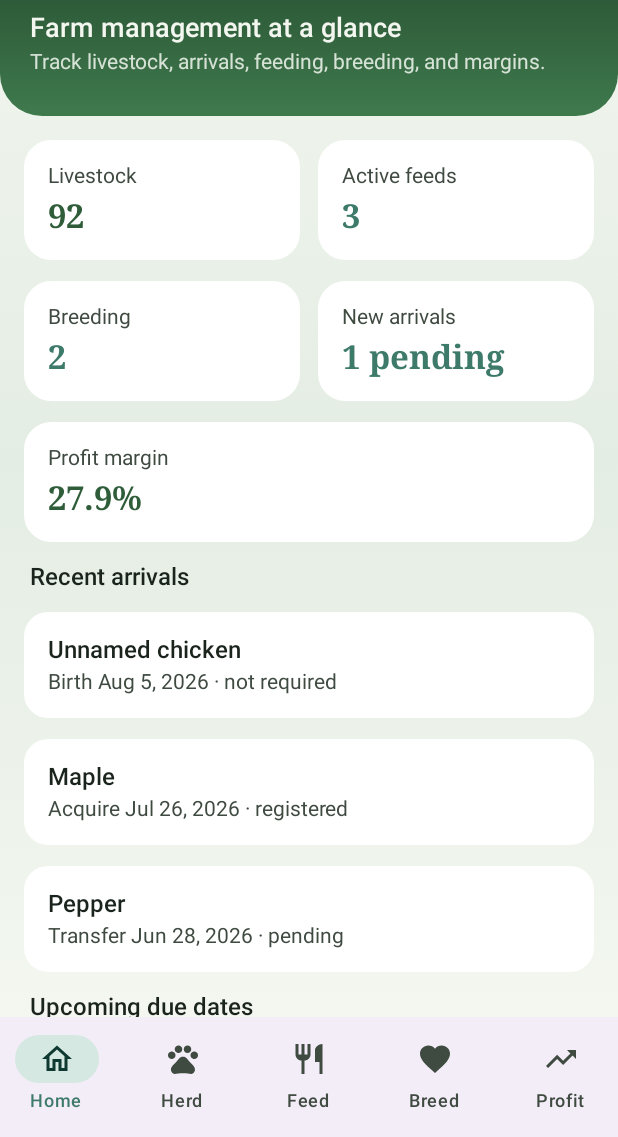
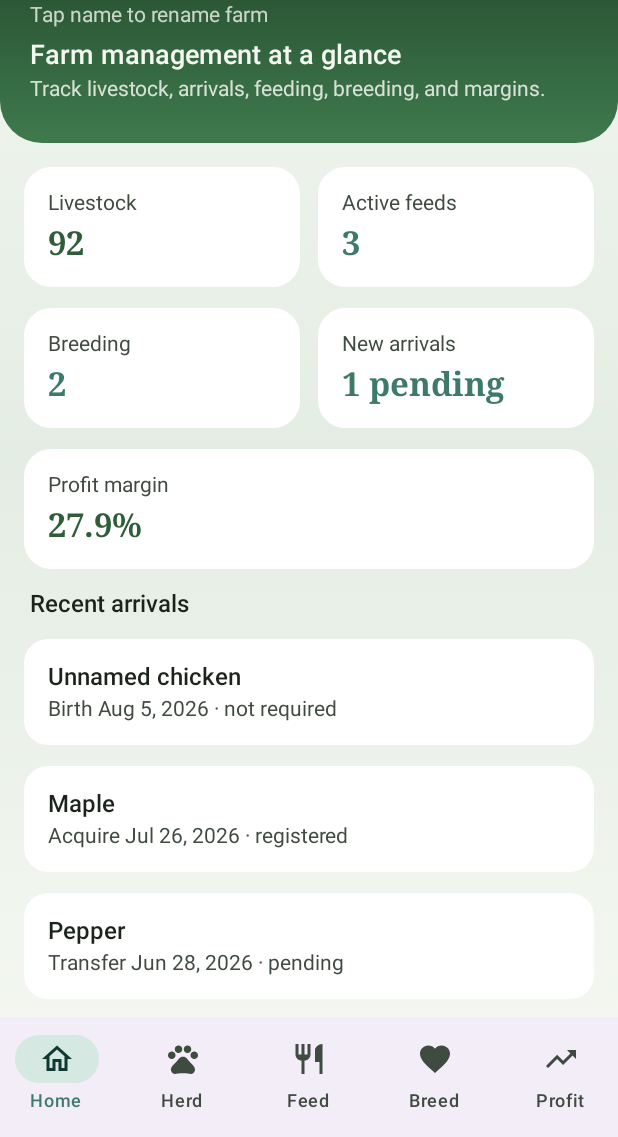
Before and after one commit to GutFarms/Japan-central, an Android app built with Jetpack Compose: the screen it shows after launch (MainActivity), on a phone screen of 412 x 824 dp, the part 99-1236 px from its top. Run offline under Robolectric (Android 15) with nearby library versions, the phone set to English and light mode, and no system bars; our stand-ins replace Room's generated code.

Commit message:
Make farm name editable and persist it across screens
Store the farm name in a Room profile, show it on every screen header,
and allow renaming from Home by tapping the brand name.

Co-authored-by: GutFarms <GutFarms@users.noreply.github.com>

```diff
--- a/FarmManager/app/src/main/java/com/gutfarms/manager/FarmManagerApplication.kt
+++ b/FarmManager/app/src/main/java/com/gutfarms/manager/FarmManagerApplication.kt
@@ -23,7 +23,8 @@ class FarmManagerApplication : Application() {
             feedingScheduleDao = database.feedingScheduleDao(),
             breedingScheduleDao = database.breedingScheduleDao(),
             animalArrivalDao = database.animalArrivalDao(),
-            transactionDao = database.transactionDao()
+            transactionDao = database.transactionDao(),
+            farmProfileDao = database.farmProfileDao()
         )
         appScope.launch {
             seedSampleDataIfEmpty(database)
--- a/FarmManager/app/src/main/java/com/gutfarms/manager/data/dao/Daos.kt
+++ b/FarmManager/app/src/main/java/com/gutfarms/manager/data/dao/Daos.kt
@@ -9,11 +9,24 @@ import androidx.room.Update
 import com.gutfarms.manager.data.model.Animal
 import com.gutfarms.manager.data.model.AnimalArrival
 import com.gutfarms.manager.data.model.BreedingSchedule
+import com.gutfarms.manager.data.model.FarmProfile
 import com.gutfarms.manager.data.model.FarmTransaction
 import com.gutfarms.manager.data.model.FeedingSchedule
 import com.gutfarms.manager.data.model.RegistrationStatus
 import com.gutfarms.manager.data.model.TransactionType
 import kotlinx.coroutines.flow.Flow
+
+@Dao
+interface FarmProfileDao {
+    @Query("SELECT * FROM farm_profile WHERE id = 1")
+    fun observe(): Flow<FarmProfile?>
+
+    @Query("SELECT * FROM farm_profile WHERE id = 1")
+    suspend fun get(): FarmProfile?
+
+    @Insert(onConflict = OnConflictStrategy.REPLACE)
+    suspend fun upsert(profile: FarmProfile)
+}
 
 @Dao
 interface AnimalDao {
--- a/FarmManager/app/src/main/java/com/gutfarms/manager/data/db/FarmDatabase.kt
+++ b/FarmManager/app/src/main/java/com/gutfarms/manager/data/db/FarmDatabase.kt
@@ -9,6 +9,7 @@ import androidx.room.TypeConverters
 import com.gutfarms.manager.data.dao.AnimalArrivalDao
 import com.gutfarms.manager.data.dao.AnimalDao
 import com.gutfarms.manager.data.dao.BreedingScheduleDao
+import com.gutfarms.manager.data.dao.FarmProfileDao
 import com.gutfarms.manager.data.dao.FeedingScheduleDao
 import com.gutfarms.manager.data.dao.TransactionDao
 import com.gutfarms.manager.data.model.Animal
@@ -19,6 +20,7 @@ import com.gutfarms.manager.data.model.BreedingMethod
 import com.gutfarms.manager.data.model.BreedingSchedule
 import com.gutfarms.manager.data.model.BreedingStatus
 import com.gutfarms.manager.data.model.ExpenseCategory
+import com.gutfarms.manager.data.model.FarmProfile
 import com.gutfarms.manager.data.model.FarmTransaction
 import com.gutfarms.manager.data.model.FeedFrequency
 import com.gutfarms.manager.data.model.FeedingSchedule
@@ -64,9 +66,10 @@ class Converters {
         FeedingSchedule::class,
         BreedingSchedule::class,
         AnimalArrival::class,
-        FarmTransaction::class
+        FarmTransaction::class,
+        FarmProfile::class
     ],
-    version = 3,
+    version = 4,
     exportSchema = false
 )
 @TypeConverters(Converters::class)
@@ -76,6 +79,7 @@ abstract class FarmDatabase : RoomDatabase() {
     abstract fun breedingScheduleDao(): BreedingScheduleDao
     abstract fun animalArrivalDao(): AnimalArrivalDao
     abstract fun transactionDao(): TransactionDao
+    abstract fun farmProfileDao(): FarmProfileDao
 
     companion object {
         @Volatile private var INSTANCE: FarmDatabase? = null
@@ -95,7 +99,14 @@ abstract class FarmDatabase : RoomDatabase() {
     }
 }
 
+suspend fun ensureFarmProfile(database: FarmDatabase) {
+    if (database.farmProfileDao().get() == null) {
+        database.farmProfileDao().upsert(FarmProfile(farmName = "Gut Farms"))
+    }
+}
+
 suspend fun seedSampleDataIfEmpty(database: FarmDatabase) {
+    ensureFarmProfile(database)
     val animals = database.openHelper.readableDatabase.query("SELECT COUNT(*) FROM animals").use { cursor ->
         cursor.moveToFirst()
         cursor.getInt(0)
--- a/FarmManager/app/src/main/java/com/gutfarms/manager/data/model/Models.kt
+++ b/FarmManager/app/src/main/java/com/gutfarms/manager/data/model/Models.kt
@@ -255,3 +255,9 @@ data class AnimalArrivalWithGroup(
     val arrival: AnimalArrival,
     val groupName: String?
 )
+
+@Entity(tableName = "farm_profile")
+data class FarmProfile(
+    @PrimaryKey val id: Int = 1,
+    val farmName: String = "Gut Farms"
+)
--- a/FarmManager/app/src/main/java/com/gutfarms/manager/data/repository/FarmRepository.kt
+++ b/FarmManager/app/src/main/java/com/gutfarms/manager/data/repository/FarmRepository.kt
@@ -3,6 +3,7 @@ package com.gutfarms.manager.data.repository
 import com.gutfarms.manager.data.dao.AnimalArrivalDao
 import com.gutfarms.manager.data.dao.AnimalDao
 import com.gutfarms.manager.data.dao.BreedingScheduleDao
+import com.gutfarms.manager.data.dao.FarmProfileDao
 import com.gutfarms.manager.data.dao.FeedingScheduleDao
 import com.gutfarms.manager.data.dao.TransactionDao
 import com.gutfarms.manager.data.model.Animal
@@ -10,6 +11,7 @@ import com.gutfarms.manager.data.model.AnimalArrival
 import com.gutfarms.manager.data.model.AnimalArrivalWithGroup
 import com.gutfarms.manager.data.model.BreedingSchedule
 import com.gutfarms.manager.data.model.BreedingScheduleWithAnimal
+import com.gutfarms.manager.data.model.FarmProfile
 import com.gutfarms.manager.data.model.FarmTransaction
 import com.gutfarms.manager.data.model.FeedingSchedule
 import com.gutfarms.manager.data.model.FeedingScheduleWithAnimal
@@ -17,14 +19,20 @@ import com.gutfarms.manager.data.model.ProfitSummary
 import com.gutfarms.manager.data.model.TransactionType
 import kotlinx.coroutines.flow.Flow
 import kotlinx.coroutines.flow.combine
+import kotlinx.coroutines.flow.map
 
 class FarmRepository(
     private val animalDao: AnimalDao,
     private val feedingScheduleDao: FeedingScheduleDao,
     private val breedingScheduleDao: BreedingScheduleDao,
     private val animalArrivalDao: AnimalArrivalDao,
-    private val transactionDao: TransactionDao
+    private val transactionDao: TransactionDao,
+    private val farmProfileDao: FarmProfileDao
 ) {
+    val farmName: Flow<String> = farmProfileDao.observe().map { profile ->
+        profile?.farmName?.takeIf { it.isNotBlank() } ?: "Gut Farms"
+    }
+
     val animals: Flow<List<Animal>> = animalDao.observeAll()
     val schedules: Flow<List<FeedingSchedule>> = feedingScheduleDao.observeAll()
     val breedingSchedules: Flow<List<BreedingSchedule>> = breedingScheduleDao.observeAll()
@@ -87,6 +95,11 @@ class FarmRepository(
             )
         }
 
+    suspend fun updateFarmName(name: String) {
+        val trimmed = name.trim().ifBlank { "Gut Farms" }
+        farmProfileDao.upsert(FarmProfile(id = 1, farmName = trimmed))
+    }
+
     suspend fun saveAnimal(animal: Animal) = animalDao.upsert(animal)
     suspend fun deleteAnimal(animal: Animal) = animalDao.delete(animal)
 
--- a/FarmManager/app/src/main/java/com/gutfarms/manager/ui/components/Components.kt
+++ b/FarmManager/app/src/main/java/com/gutfarms/manager/ui/components/Components.kt
@@ -1,6 +1,7 @@
 package com.gutfarms.manager.ui.components
 
 import androidx.compose.foundation.background
+import androidx.compose.foundation.clickable
 import androidx.compose.foundation.layout.Arrangement
 import androidx.compose.foundation.layout.Box
 import androidx.compose.foundation.layout.Column
@@ -72,7 +73,8 @@ fun ScreenHeader(
     brand: String,
     title: String,
     subtitle: String,
-    modifier: Modifier = Modifier
+    modifier: Modifier = Modifier,
+    onBrandClick: (() -> Unit)? = null
 ) {
     Box(
         modifier = modifier
@@ -89,8 +91,23 @@ fun ScreenHeader(
             Text(
                 text = brand,
                 style = MaterialTheme.typography.displayMedium,
-                color = Wheat
+                color = Wheat,
+                modifier = if (onBrandClick != null) {
+                    Modifier.clickable(onClick = onBrandClick)
+                } else {
+                    Modifier
+                }
             )
+            if (onBrandClick != null) {
+                Text(
+                    text = "Tap name to rename farm",
+                    style = MaterialTheme.typography.bodyMedium,
+                    color = Mist.copy(alpha = 0.85f),
+                    modifier = Modifier
+                        .padding(top = 2.dp)
+                        .clickable(onClick = onBrandClick)
+                )
+            }
             Spacer(Modifier.height(8.dp))
             Text(
                 text = title,
--- a/FarmManager/app/src/main/java/com/gutfarms/manager/ui/navigation/NavGraph.kt
+++ b/FarmManager/app/src/main/java/com/gutfarms/manager/ui/navigation/NavGraph.kt
@@ -35,11 +35,13 @@ fun FarmNavHost(
     ) {
         composable(Routes.HOME) {
             HomeScreen(
+                farmName = viewModel.farmName,
                 animals = viewModel.animals,
                 schedules = viewModel.schedules,
                 breedingSchedules = viewModel.breedingSchedules,
                 arrivals = viewModel.arrivals,
                 profitSummary = viewModel.profitSummary,
+                onUpdateFarmName = viewModel::updateFarmName,
                 onOpenAnimals = { navController.navigate(Routes.ANIMALS) },
                 onOpenArrivals = { navController.navigate(Routes.ARRIVALS) },
                 onOpenFeeding = { navController.navigate(Routes.FEEDING) },
@@ -49,6 +51,7 @@ fun FarmNavHost(
         }
         composable(Routes.ANIMALS) {
             AnimalsScreen(
+                farmName = viewModel.farmName,
                 animals = viewModel.animals,
                 onSave = viewModel::saveAnimal,
                 onDelete = viewModel::deleteAnimal,
@@ -57,6 +60,7 @@ fun FarmNavHost(
         }
         composable(Routes.ARRIVALS) {
             ArrivalsScreen(
+                farmName = viewModel.farmName,
                 animals = viewModel.animals,
                 arrivals = viewModel.arrivals,
                 onSave = viewModel::saveArrival,
@@ -66,6 +70,7 @@ fun FarmNavHost(
         }
         composable(Routes.FEEDING) {
             FeedingScreen(
+                farmName = viewModel.farmName,
                 animals = viewModel.animals,
                 schedules = viewModel.schedules,
                 onSave = viewModel::saveSchedule,
@@ -75,6 +80,7 @@ fun FarmNavHost(
         }
         composable(Routes.BREEDING) {
             BreedingScreen(
+                farmName = viewModel.farmName,
                 animals = viewModel.animals,
                 breedingSchedules = viewModel.breedingSchedules,
                 onSave = viewModel::saveBreeding,
@@ -84,6 +90,7 @@ fun FarmNavHost(
         }
         composable(Routes.PROFITS) {
             ProfitsScreen(
+                farmName = viewModel.farmName,
                 profitSummary = viewModel.profitSummary,
                 transactions = viewModel.transactions,
                 onSave = viewModel::saveTransaction,
--- a/FarmManager/app/src/main/java/com/gutfarms/manager/ui/screens/AnimalsScreen.kt
+++ b/FarmManager/app/src/main/java/com/gutfarms/manager/ui/screens/AnimalsScreen.kt
@@ -56,11 +56,13 @@ import kotlinx.coroutines.flow.StateFlow
 @OptIn(ExperimentalMaterial3Api::class)
 @Composable
 fun AnimalsScreen(
+    farmName: StateFlow<String>,
     animals: StateFlow<List<Animal>>,
     onSave: (Animal) -> Unit,
     onDelete: (Animal) -> Unit,
     onOpenArrivals: () -> Unit = {}
 ) {
+    val brand by farmName.collectAsState()
     val list by animals.collectAsState()
     var showSheet by remember { mutableStateOf(false) }
     var editing by remember { mutableStateOf<Animal?>(null) }
@@ -85,7 +87,7 @@ fun AnimalsScreen(
                 .background(Brush.verticalGradient(listOf(CreamLeaf, Mist)))
         ) {
             ScreenHeader(
-                brand = "Gut Farms",
+                brand = brand,
                 title = "Livestock",
                 subtitle = "Groups and herds across the farm."
             )
--- a/FarmManager/app/src/main/java/com/gutfarms/manager/ui/screens/ArrivalsScreen.kt
+++ b/FarmManager/app/src/main/java/com/gutfarms/manager/ui/screens/ArrivalsScreen.kt
@@ -63,12 +63,14 @@ import kotlinx.coroutines.flow.StateFlow
 @OptIn(ExperimentalMaterial3Api::class)
 @Composable
 fun ArrivalsScreen(
+    farmName: StateFlow<String>,
     animals: StateFlow<List<Animal>>,
     arrivals: StateFlow<List<AnimalArrivalWithGroup>>,
     onSave: (AnimalArrival) -> Unit,
     onDelete: (AnimalArrival) -> Unit,
     onBack: (() -> Unit)? = null
 ) {
+    val brand by farmName.collectAsState()
     val animalList by animals.collectAsState()
     val arrivalList by arrivals.collectAsState()
     var showSheet by remember { mutableStateOf(false) }
@@ -117,7 +119,7 @@ fun ArrivalsScreen(
                 }
             }
             ScreenHeader(
-                brand = "Gut Farms",
+                brand = brand,
                 title = "New animal arrivals",
                 subtitle = "Record acquire or birth date, registration, and name."
             )
--- a/FarmManager/app/src/main/java/com/gutfarms/manager/ui/screens/BreedingScreen.kt
+++ b/FarmManager/app/src/main/java/com/gutfarms/manager/ui/screens/BreedingScreen.kt
@@ -64,12 +64,14 @@ import kotlinx.coroutines.flow.StateFlow
 @OptIn(ExperimentalMaterial3Api::class)
 @Composable
 fun BreedingScreen(
+    farmName: StateFlow<String>,
     animals: StateFlow<List<Animal>>,
     breedingSchedules: StateFlow<List<BreedingScheduleWithAnimal>>,
     onSave: (BreedingSchedule) -> Unit,
     onDelete: (BreedingSchedule) -> Unit,
     onToggle: (BreedingSchedule) -> Unit
 ) {
+    val brand by farmName.collectAsState()
     val animalList by animals.collectAsState()
     val scheduleList by breedingSchedules.collectAsState()
     var showSheet by remember { mutableStateOf(false) }
@@ -102,7 +104,7 @@ fun BreedingScreen(
                 .background(Brush.verticalGradient(listOf(CreamLeaf, Mist)))
         ) {
             ScreenHeader(
-                brand = "Gut Farms",
+                brand = brand,
                 title = "Breeding schedules",
                 subtitle = "Plan matings and track expected due dates."
             )
--- a/FarmManager/app/src/main/java/com/gutfarms/manager/ui/screens/FeedingScreen.kt
+++ b/FarmManager/app/src/main/java/com/gutfarms/manager/ui/screens/FeedingScreen.kt
@@ -59,12 +59,14 @@ import kotlinx.coroutines.flow.StateFlow
 @OptIn(ExperimentalMaterial3Api::class)
 @Composable
 fun FeedingScreen(
+    farmName: StateFlow<String>,
     animals: StateFlow<List<Animal>>,
     schedules: StateFlow<List<FeedingScheduleWithAnimal>>,
     onSave: (FeedingSchedule) -> Unit,
     onDelete: (FeedingSchedule) -> Unit,
     onToggle: (FeedingSchedule) -> Unit
 ) {
+    val brand by farmName.collectAsState()
     val animalList by animals.collectAsState()
     val scheduleList by schedules.collectAsState()
     var showSheet by remember { mutableStateOf(false) }
@@ -95,7 +97,7 @@ fun FeedingScreen(
                 .background(Brush.verticalGradient(listOf(CreamLeaf, Mist)))
         ) {
             ScreenHeader(
-                brand = "Gut Farms",
+                brand = brand,
                 title = "Feeding schedules",
                 subtitle = "Plan rations and see projected feed cost."
             )
--- a/FarmManager/app/src/main/java/com/gutfarms/manager/ui/screens/HomeScreen.kt
+++ b/FarmManager/app/src/main/java/com/gutfarms/manager/ui/screens/HomeScreen.kt
@@ -17,8 +17,11 @@ import androidx.compose.foundation.layout.padding
 import androidx.compose.foundation.rememberScrollState
 import androidx.compose.foundation.shape.RoundedCornerShape
 import androidx.compose.foundation.verticalScroll
+import androidx.compose.material3.AlertDialog
 import androidx.compose.material3.MaterialTheme
+import androidx.compose.material3.OutlinedTextField
 import androidx.compose.material3.Text
+import androidx.compose.material3.TextButton
 import androidx.compose.runtime.Composable
 import androidx.compose.runtime.LaunchedEffect
 import androidx.compose.runtime.collectAsState
@@ -52,23 +55,28 @@ import kotlinx.coroutines.flow.StateFlow
 
 @Composable
 fun HomeScreen(
+    farmName: StateFlow<String>,
     animals: StateFlow<List<Animal>>,
     schedules: StateFlow<List<FeedingScheduleWithAnimal>>,
     breedingSchedules: StateFlow<List<BreedingScheduleWithAnimal>>,
     arrivals: StateFlow<List<AnimalArrivalWithGroup>>,
     profitSummary: StateFlow<ProfitSummary>,
+    onUpdateFarmName: (String) -> Unit,
     onOpenAnimals: () -> Unit,
     onOpenArrivals: () -> Unit,
     onOpenFeeding: () -> Unit,
     onOpenBreeding: () -> Unit,
     onOpenProfits: () -> Unit
 ) {
+    val brand by farmName.collectAsState()
     val animalList by animals.collectAsState()
     val scheduleList by schedules.collectAsState()
     val breedingList by breedingSchedules.collectAsState()
     val arrivalList by arrivals.collectAsState()
     val profit by profitSummary.collectAsState()
     var visible by remember { mutableStateOf(false) }
+    var showRename by remember { mutableStateOf(false) }
+    var draftName by remember { mutableStateOf(brand) }
 
     LaunchedEffect(Unit) {
         delay(80)
@@ -96,9 +104,13 @@ fun HomeScreen(
             .verticalScroll(rememberScrollState())
     ) {
         ScreenHeader(
-            brand = "Gut Farms",
+            brand = brand,
             title = "Farm management at a glance",
-            subtitle = "Track livestock, arrivals, feeding, breeding, and margins."
+            subtitle = "Track livestock, arrivals, feeding, breeding, and margins.",
+            onBrandClick = {
+                draftName = brand
+                showRename = true
+            }
         )
 
         AnimatedVisibility(
@@ -277,6 +289,34 @@ fun HomeScreen(
             }
         }
     }
+
+    if (showRename) {
+        AlertDialog(
+            onDismissRequest = { showRename = false },
+            title = { Text("Farm name") },
+            text = {
+                OutlinedTextField(
+                    value = draftName,
+                    onValueChange = { draftName = it },
+                    label = { Text("Name") },
+                    singleLine = true,
+                    modifier = Modifier.fillMaxWidth()
+                )
+            },
+            confirmButton = {
+                TextButton(
+                    onClick = {
+                        onUpdateFarmName(draftName)
+                        showRename = false
+                    },
+                    enabled = draftName.isNotBlank()
+                ) { Text("Save") }
+            },
+            dismissButton = {
+                TextButton(onClick = { showRename = false }) { Text("Cancel") }
+            }
+        )
+    }
 }
 
 @Composable
--- a/FarmManager/app/src/main/java/com/gutfarms/manager/ui/screens/ProfitsScreen.kt
+++ b/FarmManager/app/src/main/java/com/gutfarms/manager/ui/screens/ProfitsScreen.kt
@@ -70,11 +70,13 @@ import kotlin.math.min
 @OptIn(ExperimentalMaterial3Api::class)
 @Composable
 fun ProfitsScreen(
+    farmName: StateFlow<String>,
     profitSummary: StateFlow<ProfitSummary>,
     transactions: StateFlow<List<FarmTransaction>>,
     onSave: (FarmTransaction) -> Unit,
     onDelete: (FarmTransaction) -> Unit
 ) {
+    val brand by farmName.collectAsState()
     val profit by profitSummary.collectAsState()
     val list by transactions.collectAsState()
     var showSheet by remember { mutableStateOf(false) }
@@ -100,7 +102,7 @@ fun ProfitsScreen(
                 .background(Brush.verticalGradient(listOf(CreamLeaf, Mist)))
         ) {
             ScreenHeader(
-                brand = "Gut Farms",
+                brand = brand,
                 title = "Profit margins",
                 subtitle = "Income, expenses, and projected feed costs."
             )
--- a/FarmManager/app/src/main/java/com/gutfarms/manager/ui/viewmodel/FarmViewModel.kt
+++ b/FarmManager/app/src/main/java/com/gutfarms/manager/ui/viewmodel/FarmViewModel.kt
@@ -19,6 +19,10 @@ import kotlinx.coroutines.flow.stateIn
 import kotlinx.coroutines.launch
 
 class FarmViewModel(private val repository: FarmRepository) : ViewModel() {
+    val farmName: StateFlow<String> = repository.farmName.stateIn(
+        viewModelScope, SharingStarted.WhileSubscribed(5_000), "Gut Farms"
+    )
+
     val animals: StateFlow<List<Animal>> = repository.animals.stateIn(
         viewModelScope, SharingStarted.WhileSubscribed(5_000), emptyList()
     )
@@ -45,6 +49,9 @@ class FarmViewModel(private val repository: FarmRepository) : ViewModel() {
         SharingStarted.WhileSubscribed(5_000),
         ProfitSummary(0.0, 0.0, 0.0, 0.0, 0.0)
     )
+
+    fun updateFarmName(name: String) =
+        viewModelScope.launch { repository.updateFarmName(name) }
 
     fun saveAnimal(animal: Animal) = viewModelScope.launch { repository.saveAnimal(animal) }
     fun deleteAnimal(animal: Animal) = viewModelScope.launch { repository.deleteAnimal(animal) }
```
Also changed, not shown: 1 other file.
